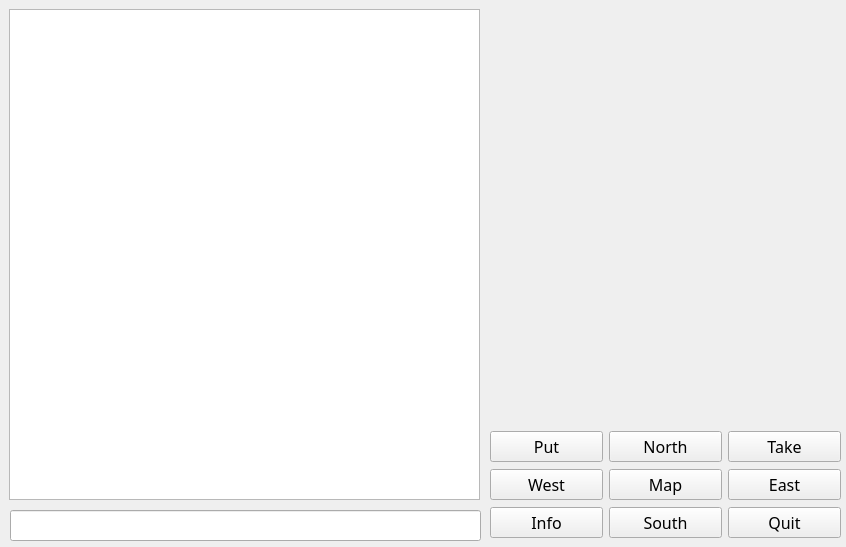
The window that University Life/uniZork.ui (Metagawa/Zorklike-Game-University-Life) describes before a commit, drawn with Qt 5.
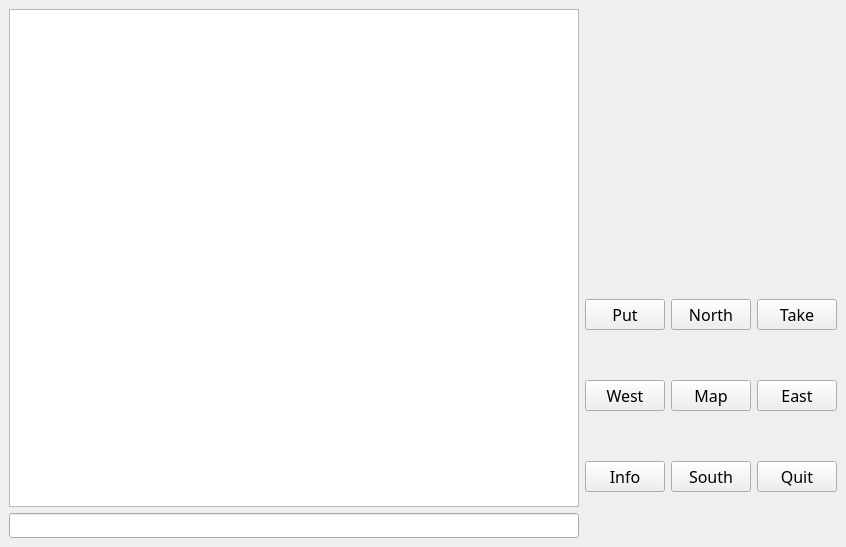
The same window after the commit. Icons and pictures are not drawn.

```diff
--- a/University Life/uniZork.ui
+++ b/University Life/uniZork.ui
@@ -19,18 +19,28 @@
    <string>Zork</string>
   </property>
   <widget class="QWidget" name="centralwidget">
+   <layout class="QGridLayout" name="gridLayout_2">
+    <item row="0" column="0" rowspan="2">
+     <widget class="QPlainTextEdit" name="plainTextEdit">
+      <property name="font">
+       <font>
+        <family>MV Boli</family>
+        <pointsize>12</pointsize>
+       </font>
+      </property>
+      <property name="readOnly">
+       <bool>true</bool>
+      </property>
+      <property name="overwriteMode">
+       <bool>false</bool>
+      </property>
+     </widget>
+    </item>
+    <item row="0" column="1">
    <widget class="QLabel" name="imageBackground">
     <property name="enabled">
      <bool>true</bool>
     </property>
-    <property name="geometry">
-     <rect>
-      <x>490</x>
-      <y>10</y>
-      <width>350</width>
-      <height>240</height>
-     </rect>
-    </property>
     <property name="maximumSize">
      <size>
       <width>350</width>
@@ -62,47 +72,8 @@
      <number>0</number>
     </property>
    </widget>
-   <widget class="QPlainTextEdit" name="plainTextEdit">
-    <property name="geometry">
-     <rect>
-      <x>9</x>
-      <y>9</y>
-      <width>471</width>
-      <height>491</height>
-     </rect>
-    </property>
-    <property name="font">
-     <font>
-      <family>MV Boli</family>
-      <pointsize>12</pointsize>
-     </font>
-    </property>
-    <property name="readOnly">
-     <bool>true</bool>
-    </property>
-    <property name="overwriteMode">
-     <bool>false</bool>
-    </property>
-   </widget>
-   <widget class="QLineEdit" name="lineEdit">
-    <property name="geometry">
-     <rect>
-      <x>10</x>
-      <y>510</y>
-      <width>471</width>
-      <height>31</height>
-     </rect>
-    </property>
-   </widget>
-   <widget class="QWidget" name="">
-    <property name="geometry">
-     <rect>
-      <x>490</x>
-      <y>430</y>
-      <width>351</width>
-      <height>111</height>
-     </rect>
-    </property>
+    </item>
+    <item row="1" column="1" rowspan="2">
     <layout class="QGridLayout" name="gridLayout">
      <item row="0" column="0">
       <widget class="QPushButton" name="putButton">
@@ -222,7 +193,11 @@
       </widget>
      </item>
     </layout>
-   </widget>
+    </item>
+    <item row="2" column="0">
+     <widget class="QLineEdit" name="lineEdit"/>
+    </item>
+   </layout>
   </widget>
  </widget>
  <resources>
```
Lines whose indentation alone changed are shown as unchanged.
